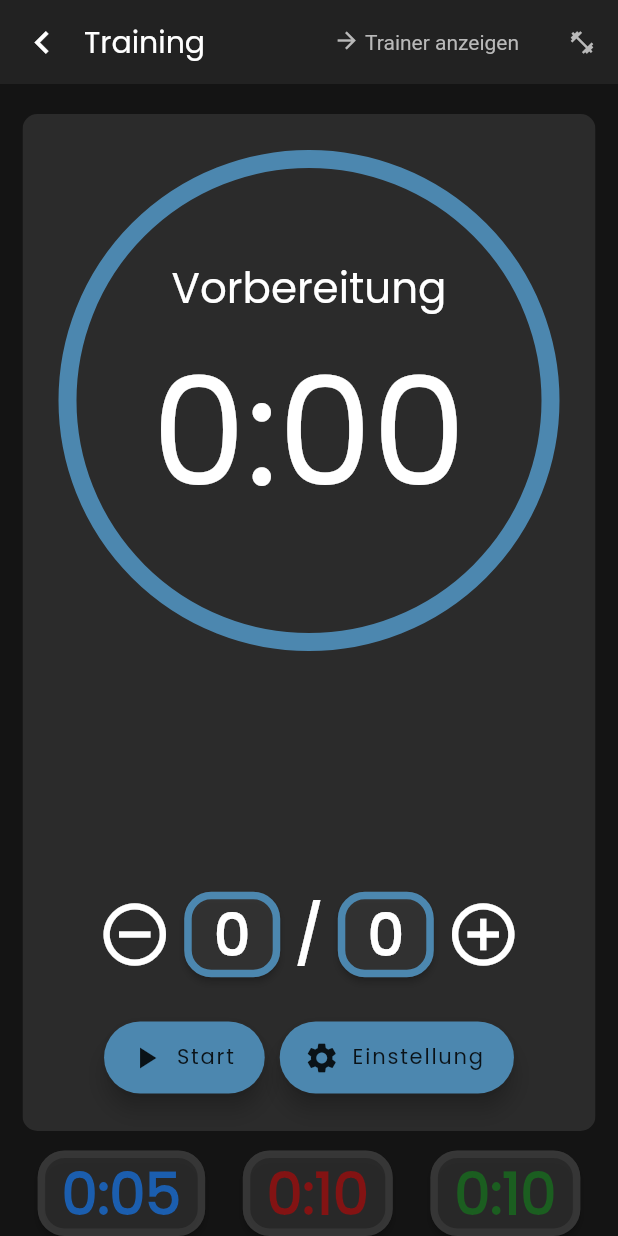
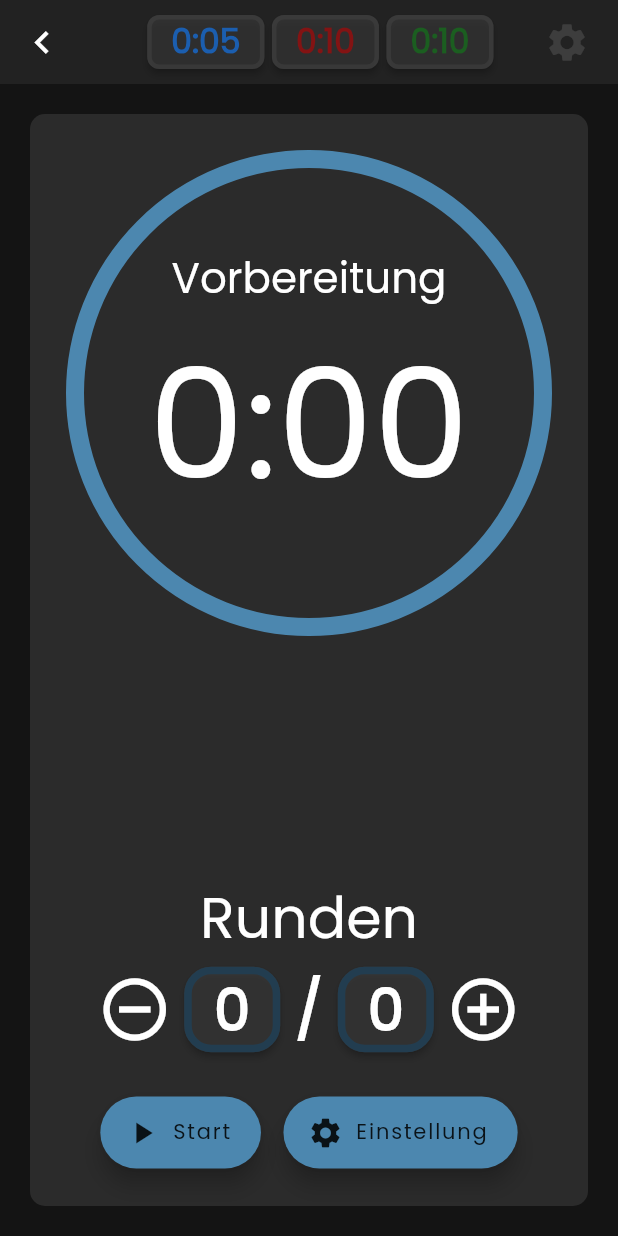
Before and after one commit to internessi/trainertimer, a Flutter app: the TimerSimple screen opened directly, on a phone screen of 412 x 824 dp. Run offline on Flutter 3.47's test engine with Material 2 defaults, Android fonts, the phone set to English and light mode, and no system bars; our stand-ins replace audioplayers, flutter_bloc, gap; missing offline and left inert: animation_wrappers, circular_countdown, timer_controller.

Commit message:
15.07. 12:00

```diff
--- a/lib/Pages/Home/Drawer/blogs.dart
+++ b/lib/Pages/Home/Drawer/blogs.dart
@@ -4,7 +4,7 @@
 import 'package:animation_wrappers/Animations/faded_slide_animation.dart';
 import '/Locale/locales.dart';
 import '/Pages/Home/Drawer/readBlog.dart';
-import '/Pages/Home/Drawer/setAlarm.dart';
+
 import '/Theme/colors.dart';
 import 'package:flutter/material.dart';
 
@@ -62,10 +62,6 @@
                         size: 18,
                       ),
                       onPressed: () {
-                        Navigator.push(
-                            context,
-                            MaterialPageRoute(
-                                builder: (context) => SetAlarm()));
                       })
                 ],
               ),
--- a/lib/Pages/Home/Drawer/drawer.dart
+++ b/lib/Pages/Home/Drawer/drawer.dart
@@ -4,7 +4,6 @@
 import '/Locale/locales.dart';
 import '/Pages/Home/Drawer/changeLanguage.dart';
 import '/Pages/Home/Drawer/privacyPolicy.dart';
-import '/Pages/Home/Drawer/setAlarm.dart';
 import '/Pages/Home/home.dart';
 import '/Theme/colors.dart';
 import 'package:flutter/material.dart';
@@ -22,7 +21,7 @@
 
   final List routes = [
     HomePage(),
-    SetAlarm(),
+    HomePage(),
     Blogs(),
     PrivacyPolicy(),
     Language(),
--- a/lib/Pages/Home/Drawer/privacyPolicy.dart
+++ b/lib/Pages/Home/Drawer/privacyPolicy.dart
@@ -56,7 +56,7 @@
               height: MediaQuery.of(context).size.height,
               width: MediaQuery.of(context).size.width,
               child: Image.asset(
-                "assets/bg.png",
+                "assets/bg1.png",
                 fit: BoxFit.cover,
               ),
             ),
--- a/lib/Pages/Home/Drawer/readBlog.dart
+++ b/lib/Pages/Home/Drawer/readBlog.dart
@@ -60,7 +60,7 @@
               height: MediaQuery.of(context).size.height,
               width: MediaQuery.of(context).size.width,
               child: Image.asset(
-                "assets/bg.png",
+                "assets/bg1.png",
                 fit: BoxFit.cover,
               ),
             ),
--- a/lib/Pages/Home/Timers/timerSimple.dart
+++ b/lib/Pages/Home/Timers/timerSimple.dart
@@ -1,10 +1,11 @@
-import '/Locale/locales.dart';
-import 'package:audioplayers/audioplayers.dart';
+import 'dart:ui';
+import 'dart:math' as math;
 import 'package:flutter/material.dart';
 import 'package:flutter/cupertino.dart';
+import 'package:audioplayers/audioplayers.dart';
+import '/Locale/locales.dart';
 import '/Theme/colors.dart';
-import 'dart:ui';
-import 'dart:math' as math;
+
 
 class TimerSimple extends StatefulWidget {
   Duration? duration;
@@ -15,7 +16,6 @@
 class _TimerSimpleState extends State<TimerSimple>
     with TickerProviderStateMixin {
   late AnimationController controller;
-
   AudioCache audioCache= AudioCache();
   AudioPlayer audioPlayer = AudioPlayer();
 
@@ -24,6 +24,7 @@
 
   List timerTypeColor = [timerColorFight,  timerColorPause, timerColorPrep];
   List timerTypeColorBg = [timerColorFightBg, timerColorPauseBg,  timerColorPrepBg];
+  List timerTypeColorR = [timerColorFightR, timerColorPauseR,  timerColorPrepR];
   List timerTypeText = ['Aktivzeit', 'Erholungszeit',  'Vorbereitung'];
 
   String get timerString {
@@ -35,6 +36,7 @@
   @override
   void initState() {
     super.initState();
+    initSounds();
     controller = AnimationController(
       vsync: this,
       duration: Duration(seconds: timerDuration),
@@ -43,6 +45,13 @@
         setState(() {
           Duration duration = controller.duration! * controller.value;
           if (lastDuration != duration.inSeconds){
+            if (duration.inSeconds == 0){
+              if (timerType == 0){
+                playSound('mp3/bell3x.mp3');
+              } else {
+                playSound('mp3/bell.mp3');
+              }
+            }
             lastDuration = duration.inSeconds;
             print(duration.inSeconds);
           }
@@ -87,42 +96,87 @@
                   titleSpacing: 0,
                   backgroundColor: Colors.grey[800]!.withOpacity(0.3),
                   title: Text(
-                  locale.workout!,
+                    ' ',  //locale.workout!,
                     style: TextStyle(fontWeight: FontWeight.normal),
                   ),
                   actions: [
-                  GestureDetector(
-                    onTap: () {
-                      Navigator.pop(context);
-                    },
-                    child:
-                    Container(
-                        padding: EdgeInsets.symmetric(horizontal: 18, vertical: 18),
-                        child: RichText(
-                          text: TextSpan(
-                            style: TextStyle(color: greyColor, fontWeight: FontWeight.normal),
+                    Row(
+                      mainAxisAlignment: MainAxisAlignment.spaceEvenly,
                       children: [
-                              WidgetSpan(
-                                child: Icon(Icons.arrow_forward, color: greyColor, size: 18),
+                        ElevatedButton(
+                            child: Text(
+                                "0:05".toUpperCase(),
+                                style: TextStyle(fontSize: 22, fontWeight: FontWeight.bold)
                             ),
-                              TextSpan(
-                                text: ' Trainer anzeigen',
+                            style: ButtonStyle(
+                                foregroundColor: MaterialStateProperty.all<Color>(timerTypeColorBg[2]),
+                                backgroundColor: MaterialStateProperty.all<Color>(Colors.grey[800]!.withOpacity(0.5)),
+                                shape: MaterialStateProperty.all<RoundedRectangleBorder>(
+                                    RoundedRectangleBorder(
+                                        borderRadius: BorderRadius.circular(8.0),
+                                        side: BorderSide(color: Colors.grey[800]!.withOpacity(0.5), width: 3)
+                                    )
+                                )
+                            ),
+                            onPressed: () => null
+                        ),
+                        SizedBox(
+                          width: 5,
+                        ),
+                        ElevatedButton(
+                            child: Text(
+                                "0:10".toUpperCase(),
+                                style: TextStyle(fontSize: 22, fontWeight: FontWeight.bold)
+                            ),
+                            style: ButtonStyle(
+                                foregroundColor: MaterialStateProperty.all<Color>(timerTypeColorBg[0]),
+                                backgroundColor: MaterialStateProperty.all<Color>(Colors.grey[800]!.withOpacity(0.5)),
+                                shape: MaterialStateProperty.all<RoundedRectangleBorder>(
+                                    RoundedRectangleBorder(
+                                        borderRadius: BorderRadius.circular(8.0),
+                                        side: BorderSide(color: Colors.grey[800]!.withOpacity(0.5), width: 3)
+                                    )
+                                )
+                            ),
+                            onPressed: () => null
+                        ),
+                        SizedBox(
+                          width: 5,
+                        ),
+                        ElevatedButton(
+                            child: Text(
+                                "0:10".toUpperCase(),
+                                style: TextStyle(fontSize: 22, fontWeight: FontWeight.bold)
+                            ),
+                            style: ButtonStyle(
+                                foregroundColor: MaterialStateProperty.all<Color>(timerTypeColorBg[1]),
+                                backgroundColor: MaterialStateProperty.all<Color>(Colors.grey[800]!.withOpacity(0.5)),
+                                shape: MaterialStateProperty.all<RoundedRectangleBorder>(
+                                    RoundedRectangleBorder(
+                                        borderRadius: BorderRadius.circular(8.0),
+                                        side: BorderSide(color: Colors.grey[800]!.withOpacity(0.5), width: 3)
+                                    )
+                                )
+                            ),
+                            onPressed: () => null
+                        ),
+                        SizedBox(
+                          width: 25,
+                        ),
+                        IconButton(
+                          icon: Icon(Icons.settings),
+                          color: Colors.white12,
+                          iconSize: 30,
+                          splashRadius: 30,
+                          disabledColor: Colors.blueAccent,
+                          onPressed: () {},
+                        ),
+                        SizedBox(
+                          width: 10,
                         ),
                       ],
                     ),
-                        )
 
-                    ),
-                  ),
-                  IconButton(
-                      icon: Icon(
-                        Icons.fitness_center,
-                        color: greyColor,
-                        size: 18,
-                      ),
-                      onPressed: () {
-                        Navigator.pop(context);
-                      })
                   ],
                 ),
               ),
@@ -145,12 +199,12 @@
                 alignment: Alignment.bottomCenter,
                 children: [
                   Container(
-                  padding: EdgeInsets.symmetric(horizontal: 15, vertical: 20),
+                    padding: EdgeInsets.symmetric(horizontal: 20, vertical: 20),
                     child: ClipRRect(
                       child: BackdropFilter(
                         filter: ImageFilter.blur(sigmaX: 4.0, sigmaY: 4.0),
                         child: Container(
-                        margin: EdgeInsets.only(bottom: 50),
+                          margin: EdgeInsets.only(bottom: 0),
                           decoration: BoxDecoration(
                             borderRadius: BorderRadius.circular(10),
                             color: Colors.grey[800]!.withOpacity(0.5),
@@ -213,7 +267,7 @@
                                                             Text(
                                                               timerString,
                                                               style: TextStyle(
-                                                            fontSize: 100,
+                                                                  fontSize: 102.0,
                                                                   color: Colors.white),
                                                             ),
                                                           ],
@@ -225,7 +279,13 @@
                                               ),
                                             ),
                                           ),
-
+                                          SizedBox(
+                                            height: 15,
+                                          ),
+                                          Text(
+                                              'Runden',
+                                              style: TextStyle(fontSize: 38.0)
+                                          ),
                                           Row(
                                             mainAxisAlignment: MainAxisAlignment.center,
                                             children: [
@@ -235,7 +295,11 @@
                                                 iconSize: 50,
                                                 splashRadius: 40,
                                                 disabledColor: Colors.blueAccent,
-                                            onPressed: () {},
+                                                onPressed: () {
+                                                  if (timerRounds > 0)
+                                                  timerRounds = timerRounds - 1;
+                                                  setState(() {});
+                                                },
                                               ),
                                               ElevatedButton(
                                                   child: Text(
@@ -248,7 +312,7 @@
                                                       shape: MaterialStateProperty.all<RoundedRectangleBorder>(
                                                           RoundedRectangleBorder(
                                                               borderRadius: BorderRadius.circular(18.0),
-                                                          side: BorderSide(color: timerTypeColor[timerType], width: 5)
+                                                              side: BorderSide(color: timerTypeColorR[timerType], width: 5)
                                                           )
                                                       )
                                                   ),
@@ -269,7 +333,7 @@
                                                       shape: MaterialStateProperty.all<RoundedRectangleBorder>(
                                                           RoundedRectangleBorder(
                                                               borderRadius: BorderRadius.circular(18.0),
-                                                          side: BorderSide(color: timerTypeColor[timerType], width: 5)
+                                                              side: BorderSide(color: timerTypeColorR[timerType], width: 5)
                                                           )
                                                       )
                                                   ),
@@ -282,7 +346,8 @@
                                                 splashRadius: 40,
                                                 disabledColor: Colors.blueAccent,
                                                 onPressed: () {
-                                              playSound('mp3/basrutten/round1.mp3');
+                                                  timerRounds = timerRounds + 1;
+                                                  setState(() {});
                                                 },
                                               ),
                                             ],
@@ -319,7 +384,7 @@
                                                     );
                                                   }),
                                               SizedBox(
-                                            width: 10,
+                                                width: 15,
                                               ),
                                               AnimatedBuilder(
                                                   animation: controller,
@@ -367,62 +432,7 @@
                       ),
                     ),
                   ),
-                Row(
-                  mainAxisAlignment: MainAxisAlignment.spaceEvenly,
-                  children: [
-                    ElevatedButton(
-                        child: Text(
-                            "0:05".toUpperCase(),
-                            style: TextStyle(fontSize: 38.0, fontWeight: FontWeight.bold)
-                        ),
-                        style: ButtonStyle(
-                            foregroundColor: MaterialStateProperty.all<Color>(timerTypeColorBg[2]),
-                            backgroundColor: MaterialStateProperty.all<Color>(Colors.grey[800]!.withOpacity(0.5)),
-                            shape: MaterialStateProperty.all<RoundedRectangleBorder>(
-                                RoundedRectangleBorder(
-                                    borderRadius: BorderRadius.circular(18.0),
-                                    side: BorderSide(color: Colors.grey[800]!.withOpacity(0.5), width: 5)
-                                )
-                            )
-                        ),
-                        onPressed: () => null
-                    ),
-                    ElevatedButton(
-                        child: Text(
-                            "0:10".toUpperCase(),
-                            style: TextStyle(fontSize: 38.0, fontWeight: FontWeight.bold)
-                        ),
-                        style: ButtonStyle(
-                            foregroundColor: MaterialStateProperty.all<Color>(timerTypeColorBg[0]),
-                            backgroundColor: MaterialStateProperty.all<Color>(Colors.grey[800]!.withOpacity(0.5)),
-                            shape: MaterialStateProperty.all<RoundedRectangleBorder>(
-                                RoundedRectangleBorder(
-                                    borderRadius: BorderRadius.circular(18.0),
-                                    side: BorderSide(color: Colors.grey[800]!.withOpacity(0.5), width: 5)
-                                )
-                            )
-                        ),
-                        onPressed: () => null
-                    ),
-                    ElevatedButton(
-                        child: Text(
-                            "0:10".toUpperCase(),
-                            style: TextStyle(fontSize: 38.0, fontWeight: FontWeight.bold)
-                        ),
-                        style: ButtonStyle(
-                            foregroundColor: MaterialStateProperty.all<Color>(timerTypeColorBg[1]),
-                            backgroundColor: MaterialStateProperty.all<Color>(Colors.grey[800]!.withOpacity(0.5)),
-                            shape: MaterialStateProperty.all<RoundedRectangleBorder>(
-                                RoundedRectangleBorder(
-                                    borderRadius: BorderRadius.circular(18.0),
-                                    side: BorderSide(color: Colors.grey[800]!.withOpacity(0.5), width: 5)
-                                )
-                            )
-                        ),
-                        onPressed: () => null
-                    ),
-                    ],
-                ),
+
                 ],
               ),
             ),
@@ -430,6 +440,7 @@
         )
     );
   }
+
   void initSounds() async {
     audioPlayer = AudioPlayer();
     audioCache = AudioCache(fixedPlayer: audioPlayer);
@@ -447,13 +458,6 @@
   void stopSound(_mp3) {
     audioPlayer.stop();
   }
-
-
-
-
-
-
-
 
 }
 
--- a/lib/Pages/Home/home.dart
+++ b/lib/Pages/Home/home.dart
@@ -1,7 +1,6 @@
 import 'dart:ui';
 import 'package:animation_wrappers/animation_wrappers.dart';
 import '/Locale/locales.dart';
-import '/Pages/Home/Drawer/setAlarm.dart';
 import '/Pages/Home/workouts.dart';
 import '/MyWidgets/ttCards.dart';
 import 'Timers/timerSelection.dart';
@@ -90,10 +89,7 @@
                         size: 18,
                       ),
                       onPressed: () {
-                        Navigator.push(
-                            context,
-                            MaterialPageRoute(
-                                builder: (context) => SetAlarm()));
+
                       })
                 ],
               ),
--- a/lib/Pages/Home/workouts.dart
+++ b/lib/Pages/Home/workouts.dart
@@ -162,7 +162,7 @@
               height: MediaQuery.of(context).size.height,
               width: MediaQuery.of(context).size.width,
               child: Image.asset(
-                "assets/bg.png",
+                "assets/bg1.png",
                 fit: BoxFit.cover,
               ),
             ),
```
Also changed, not shown: lib/Pages/Home/Drawer/addAlarm.dart (deleted, +0 -304 lines), lib/Pages/Home/Drawer/setAlarm.dart (deleted, +0 -185 lines), lib/Pages/Home/workoutDetails.dart (+9 -13 lines), assets/logo.png. Lines whose indentation alone changed are shown as unchanged.
